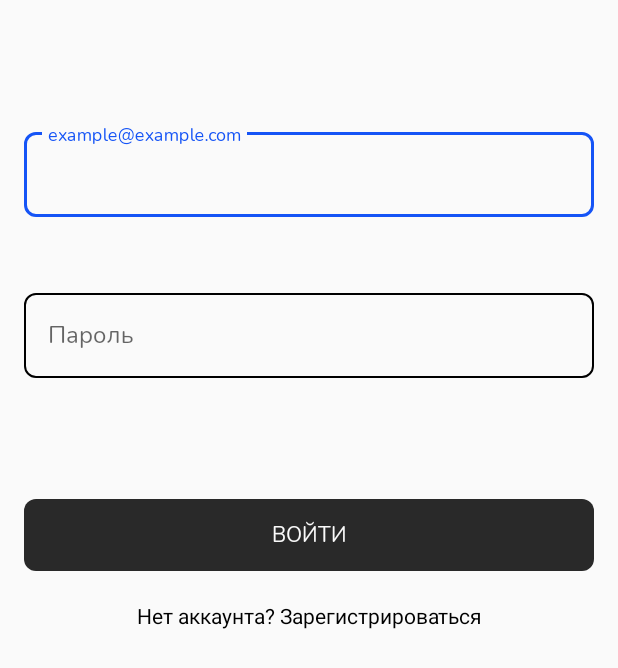
After one commit to ShkiTTer/Not-Forgot, an Android app: the fragment LoginFragment shown on its own in the app's theme, on a phone screen of 412 x 824 dp. The commit adds this screen. Shown: the top 668 px of the screen. Run offline under Robolectric (Android 15) with nearby library versions, the phone set to English and light mode, and no system bars; libraries missing offline, so code that uses them is left out: by.kirich1409.viewbindingdelegate; 3 statements that could not run were skipped.

Commit message:
Add login fragment

```diff
--- /dev/null
+++ b/app/src/main/java/com/notforgot/app/presentation/auth/login/LoginFragment.kt
@@ -0,0 +1,62 @@
+package com.notforgot.app.presentation.auth.login
+
+import android.content.Context
+import android.os.Bundle
+import android.view.View
+import androidx.fragment.app.Fragment
+import by.kirich1409.viewbindingdelegate.viewBinding
+import com.notforgot.app.R
+import com.notforgot.app.databinding.FragmentLoginBinding
+import com.notforgot.app.presentation.common.extensions.getParentAsListener
+import com.notforgot.app.presentation.common.extensions.makeLink
+import com.notforgot.app.presentation.common.listeners.TitleListener
+
+class LoginFragment : Fragment(R.layout.fragment_login) {
+    companion object {
+        val TAG = LoginFragment::class.java.simpleName
+
+        fun newInstance() = LoginFragment()
+    }
+
+    private val binding: FragmentLoginBinding by viewBinding(
+        FragmentLoginBinding::bind,
+        R.id.rootLayout
+    )
+    private var listener: Listener? = null
+    private var titleListener: TitleListener? = null
+
+    override fun onAttach(context: Context) {
+        super.onAttach(context)
+
+        listener = getParentAsListener()
+        titleListener = getParentAsListener()
+    }
+
+    override fun onViewCreated(view: View, savedInstanceState: Bundle?) {
+        super.onViewCreated(view, savedInstanceState)
+
+        initView()
+        observeViewModel()
+    }
+
+    private fun initView() = with(binding) {
+        titleListener?.setTitle(getString(R.string.login_title))
+
+        signUpText.makeLink {
+            listener?.onSignUpClick()
+        }
+
+        loginButton.setOnClickListener {
+            // TODO: Call method from viewModel
+        }
+    }
+
+    private fun observeViewModel() {
+
+    }
+
+    interface Listener {
+        fun onSignUpClick()
+        fun onLoginSuccess()
+    }
+}
--- /dev/null
+++ b/app/src/main/java/com/notforgot/app/presentation/common/extensions/FragmentExtensions.kt
@@ -0,0 +1,14 @@
+package com.notforgot.app.presentation.common.extensions
+
+import androidx.fragment.app.Fragment
+
+inline fun <reified T> Fragment.getParentAsListener(): T? {
+    val parentFragment = parentFragment
+    val activity = activity
+
+    return when {
+        T::class.java.isInstance(parentFragment) -> T::class.java.cast(parentFragment)
+        T::class.java.isInstance(activity) -> T::class.java.cast(activity)
+        else -> null
+    }
+}
--- /dev/null
+++ b/app/src/main/java/com/notforgot/app/presentation/common/listeners/TitleListener.kt
@@ -0,0 +1,5 @@
+package com.notforgot.app.presentation.common.listeners
+
+interface TitleListener {
+    fun setTitle(value: String)
+}
--- /dev/null
+++ b/app/src/main/res/layout/fragment_login.xml
@@ -0,0 +1,65 @@
+<?xml version="1.0" encoding="utf-8"?>
+<androidx.constraintlayout.widget.ConstraintLayout xmlns:android="http://schemas.android.com/apk/res/android"
+    xmlns:app="http://schemas.android.com/apk/res-auto"
+    android:id="@+id/rootLayout"
+    android:layout_width="match_parent"
+    android:layout_height="match_parent">
+
+    <com.google.android.material.textfield.TextInputLayout
+        android:id="@+id/emailInputLayout"
+        android:layout_width="match_parent"
+        android:layout_height="wrap_content"
+        android:layout_marginHorizontal="16dp"
+        android:layout_marginTop="82dp"
+        app:errorEnabled="true"
+        app:hintEnabled="true"
+        app:layout_constraintTop_toTopOf="parent">
+
+        <com.google.android.material.textfield.TextInputEditText
+            android:id="@+id/emailEditText"
+            android:layout_width="match_parent"
+            android:layout_height="wrap_content"
+            android:hint="@string/login_email_hint"
+            android:inputType="textEmailAddress" />
+
+    </com.google.android.material.textfield.TextInputLayout>
+
+    <com.google.android.material.textfield.TextInputLayout
+        android:id="@+id/passwordInputLayout"
+        android:layout_width="match_parent"
+        android:layout_height="wrap_content"
+        android:layout_marginHorizontal="16dp"
+        android:layout_marginTop="24dp"
+        app:errorEnabled="true"
+        app:hintEnabled="true"
+        app:layout_constraintTop_toBottomOf="@id/emailInputLayout">
+
+        <com.google.android.material.textfield.TextInputEditText
+            android:id="@+id/passwordEditText"
+            android:layout_width="match_parent"
+            android:layout_height="wrap_content"
+            android:hint="@string/login_password_hint"
+            android:inputType="textPassword" />
+
+    </com.google.android.material.textfield.TextInputLayout>
+
+    <com.google.android.material.button.MaterialButton
+        android:id="@+id/loginButton"
+        android:layout_width="match_parent"
+        android:layout_height="wrap_content"
+        android:layout_marginHorizontal="16dp"
+        android:layout_marginTop="60dp"
+        android:text="@string/login_button"
+        app:layout_constraintTop_toBottomOf="@id/passwordInputLayout" />
+
+    <com.google.android.material.textview.MaterialTextView
+        android:id="@+id/signUpText"
+        android:layout_width="match_parent"
+        android:layout_height="wrap_content"
+        android:layout_marginHorizontal="16dp"
+        android:layout_marginTop="20dp"
+        android:text="@string/login_sign_up"
+        android:textAlignment="center"
+        app:layout_constraintTop_toBottomOf="@id/loginButton" />
+
+</androidx.constraintlayout.widget.ConstraintLayout>
--- /dev/null
+++ b/app/src/main/res/layout/layout_toolbar_default.xml
@@ -0,0 +1,6 @@
+<?xml version="1.0" encoding="utf-8"?>
+<com.google.android.material.appbar.MaterialToolbar xmlns:android="http://schemas.android.com/apk/res/android"
+    xmlns:tools="http://schemas.android.com/tools"
+    android:layout_width="match_parent"
+    android:layout_height="?attr/actionBarSize"
+    tools:title="Войти" />
--- a/app/src/main/res/values/strings.xml
+++ b/app/src/main/res/values/strings.xml
@@ -3,4 +3,11 @@
 
     <!-- Startup -->
     <string name="startup_app_name">Not\nForgot</string>
+
+    <!-- Login  -->
+    <string name="login_title">Войти</string>
+    <string name="login_email_hint">example@example.com</string>
+    <string name="login_password_hint">Пароль</string>
+    <string name="login_button">Войти</string>
+    <string name="login_sign_up">Нет аккаунта? <link>Зарегистрироваться</link></string>
 </resources>
--- a/app/src/main/res/values/styles_buttons.xml
+++ b/app/src/main/res/values/styles_buttons.xml
@@ -8,6 +8,9 @@
         <item name="android:insetBottom">0dp</item>
         <item name="android:insetTop">0dp</item>
         <item name="android:textAppearance">@style/Text.Body2</item>
+        <item name="android:textColor">@color/base2</item>
+        <item name="android:textAllCaps">true</item>
+        <item name="cornerRadius">8dp</item>
         <item name="backgroundTint">@color/bg_button_selector</item>
     </style>
 </resources>
--- a/app/src/main/res/values/themes.xml
+++ b/app/src/main/res/values/themes.xml
@@ -21,6 +21,7 @@
         <item name="android:homeAsUpIndicator">@drawable/ic_back</item>
 
         <item name="android:toolbarStyle">@style/AppToolbar</item>
+        <item name="toolbarStyle">@style/AppToolbar</item>
         <item name="materialButtonStyle">@style/Button</item>
         <item name="materialAlertDialogTheme">@style/MaterialAlertDialogTheme</item>
         <item name="alertDialogTheme">@style/AlertDialogTheme</item>
```
Also changed, not shown: app/src/main/java/com/notforgot/app/presentation/common/extensions/TextViewExtensions.kt (added, +12 -0 lines), app/src/main/java/com/notforgot/app/presentation/common/utils/SpannableTextUtils.kt (added, +46 -0 lines), app/src/main/res/layout/activity_auth_flow.xml (+7 -0 lines).
